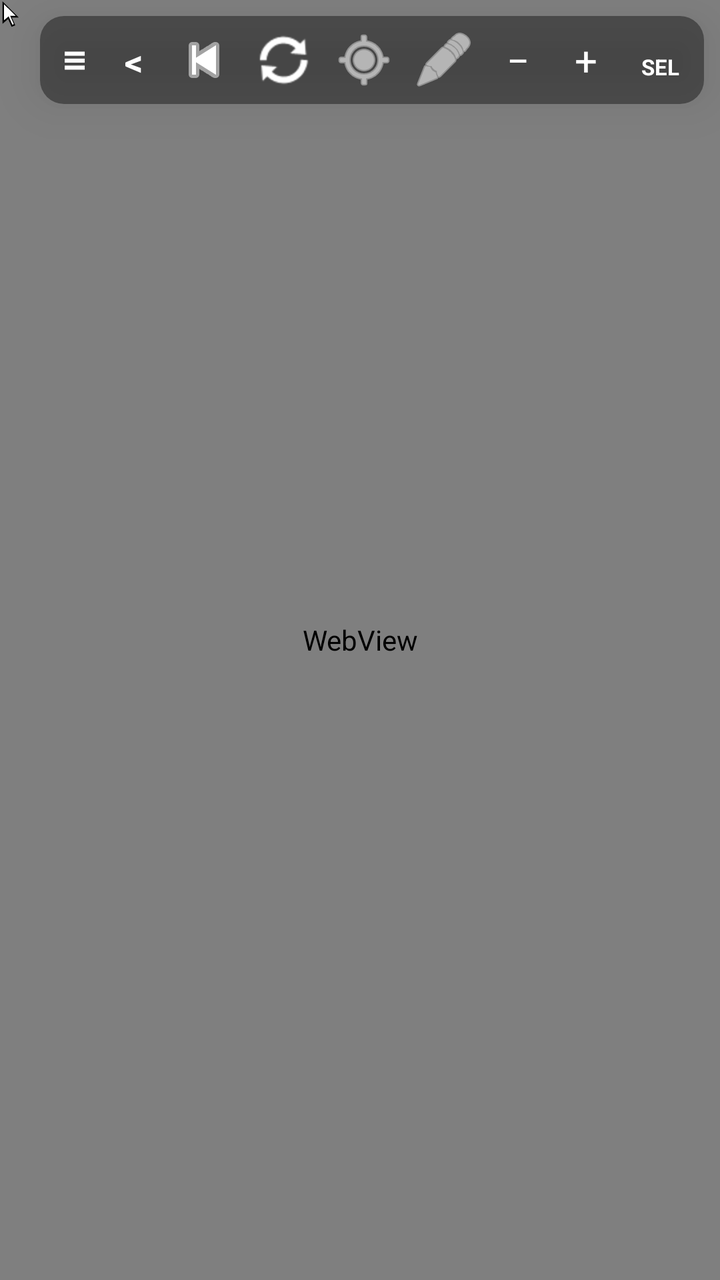
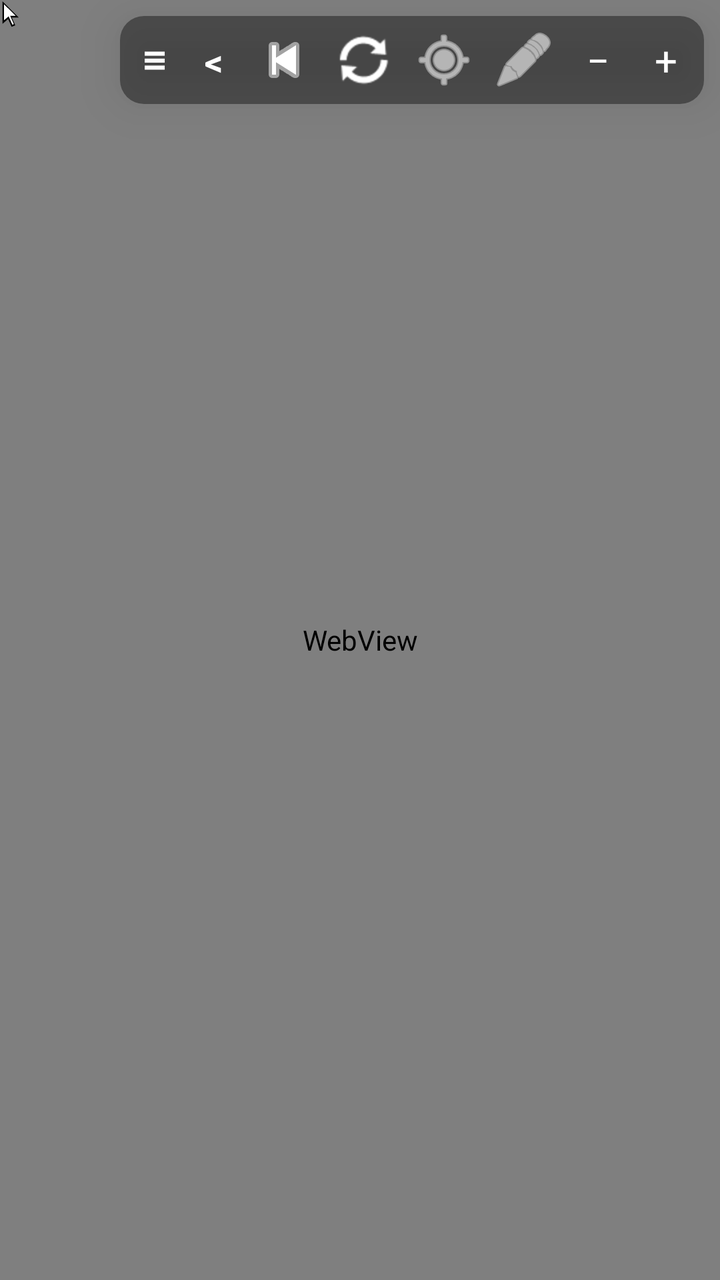

Compare the two renders of this Android layout. The source of the first and the diff that turns it into the second are given below.
<!-- AndroidManifest.xml: activity theme Theme.OfficeDesktop.Fullscreen -->
<!-- res/layout/activity_main.xml -->
<?xml version="1.0" encoding="utf-8"?>
<FrameLayout xmlns:android="http://schemas.android.com/apk/res/android"
    android:id="@+id/rootContainer"
    android:layout_width="match_parent"
    android:layout_height="match_parent"
    android:background="@color/black">

    
    <WebView
        android:id="@+id/webView"
        android:layout_width="match_parent"
        android:layout_height="match_parent" />

    
    <View
        android:id="@+id/touchPad"
        android:layout_width="match_parent"
        android:layout_height="match_parent"
        android:background="@android:color/transparent" />

    
    <ImageView
        android:id="@+id/cursor"
        android:layout_width="15dp"
        android:layout_height="15dp"
        android:src="@drawable/cursor"
        android:elevation="12dp"
        android:importantForAccessibility="no" />

    
    <LinearLayout
        android:id="@+id/toolbar"
        android:layout_width="wrap_content"
        android:layout_height="wrap_content"
        android:layout_gravity="top|end"
        android:layout_margin="8dp"
        android:orientation="horizontal"
        android:background="@drawable/toolbar_bg"
        android:padding="2dp"
        android:elevation="14dp">

        
        <TextView
            android:id="@+id/btnDragHandle"
            android:layout_width="30dp"
            android:layout_height="40dp"
            android:gravity="center"
            android:text="≡"
            android:textColor="#FFFFFF"
            android:textStyle="bold"
            android:textSize="20sp"
            android:contentDescription="Drag toolbar" />

        
        <TextView
            android:id="@+id/btnCollapseToggle"
            android:layout_width="30dp"
            android:layout_height="40dp"
            android:gravity="center"
            android:text="&lt;"
            android:textColor="#FFFFFF"
            android:textStyle="bold"
            android:textSize="18sp"
            android:contentDescription="Collapse toolbar" />

        <LinearLayout
            android:id="@+id/toolbarButtons"
            android:layout_width="wrap_content"
            android:layout_height="wrap_content"
            android:orientation="horizontal"
            android:visibility="visible">

            <ImageButton
                android:id="@+id/btnBack"
                style="?android:attr/borderlessButtonStyle"
                android:layout_width="40dp"
                android:layout_height="40dp"
                android:src="@android:drawable/ic_media_previous"
                android:tint="#FFFFFF"
                android:contentDescription="Back" />

            <ImageButton
                android:id="@+id/btnReload"
                style="?android:attr/borderlessButtonStyle"
                android:layout_width="40dp"
                android:layout_height="40dp"
                android:src="@android:drawable/ic_popup_sync"
                android:tint="#FFFFFF"
                android:contentDescription="Reload" />

            <ImageButton
                android:id="@+id/btnMouseToggle"
                style="?android:attr/borderlessButtonStyle"
                android:layout_width="40dp"
                android:layout_height="40dp"
                android:src="@android:drawable/ic_menu_mylocation"
                android:tint="#FFFFFF"
                android:contentDescription="Toggle virtual mouse" />

            <ImageButton
                android:id="@+id/btnKeyboard"
                style="?android:attr/borderlessButtonStyle"
                android:layout_width="40dp"
                android:layout_height="40dp"
                android:src="@android:drawable/ic_menu_edit"
                android:tint="#FFFFFF"
                android:contentDescription="Show keyboard" />

            <TextView
                android:id="@+id/btnZoomOut"
                android:layout_width="34dp"
                android:layout_height="40dp"
                android:gravity="center"
                android:text="−"
                android:textColor="#FFFFFF"
                android:textSize="20sp"
                android:contentDescription="Zoom out (fit more on screen)" />

            <TextView
                android:id="@+id/btnZoomIn"
                android:layout_width="34dp"
                android:layout_height="40dp"
                android:gravity="center"
                android:text="+"
                android:textColor="#FFFFFF"
                android:textSize="20sp"
                android:contentDescription="Zoom in" />

            <TextView
                android:id="@+id/btnDragSelect"
                android:layout_width="40dp"
                android:layout_height="40dp"
                android:gravity="center"
                android:text="SEL"
                android:textColor="#FFFFFF"
                android:textStyle="bold"
                android:textSize="11sp"
                android:contentDescription="Toggle drag-select mode" />
        </LinearLayout>
    </LinearLayout>

</FrameLayout>
<!-- resources referenced by this layout -->
<resources>
  <color name="black">#FF000000</color>
  <!-- drawable cursor (drawable) -->
  <?xml version="1.0" encoding="utf-8"?>
  <vector xmlns:android="http://schemas.android.com/apk/res/android"
      android:width="15dp"
      android:height="15dp"
      android:viewportWidth="24"
      android:viewportHeight="24">
  
      
      <path
          android:fillColor="#000000"
          android:pathData="M2,1 L2,19 L6.5,15.2 L9.3,21.5 L12.2,20.2 L9.4,14 L15,14 Z" />
  
      
      <path
          android:fillColor="#FFFFFF"
          android:pathData="M3.2,3.4 L3.2,16.2 L6.9,13.1 L9.9,19.8 L11.1,19.3 L8.1,12.6 L12.6,12.6 Z" />
  </vector>
  <!-- drawable toolbar_bg (drawable) -->
  <?xml version="1.0" encoding="utf-8"?>
  <shape xmlns:android="http://schemas.android.com/apk/res/android"
      android:shape="rectangle">
      <solid android:color="@color/toolbar_bg" />
      <corners android:radius="12dp" />
  </shape>
  <style name="Theme.OfficeDesktop.Fullscreen">
          <item name="android:windowFullscreen">true</item>
          <item name="android:windowNoTitle">true</item>
          <item name="android:windowActionBar">false</item>
          <item name="android:windowContentOverlay">@null</item>
          <item name="android:windowDrawsSystemBarBackgrounds">false</item>
          <item name="android:windowLayoutInDisplayCutoutMode" tools:targetApi="27">shortEdges</item>
      </style>
  <color name="toolbar_bg">#66000000</color>
</resources>

<!-- the commit's change to res/layout/activity_main.xml (unified diff, before → after) -->
@@ -125,17 +125,6 @@
                 android:textColor="#FFFFFF"
                 android:textSize="20sp"
                 android:contentDescription="Zoom in" />
-
-            <TextView
-                android:id="@+id/btnDragSelect"
-                android:layout_width="40dp"
-                android:layout_height="40dp"
-                android:gravity="center"
-                android:text="SEL"
-                android:textColor="#FFFFFF"
-                android:textStyle="bold"
-                android:textSize="11sp"
-                android:contentDescription="Toggle drag-select mode" />
         </LinearLayout>
     </LinearLayout>
 
